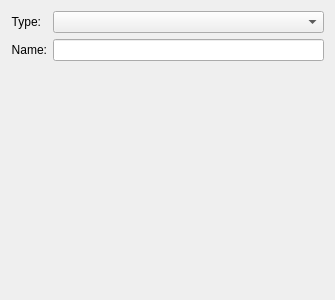
First picture: the form in libs/plasmagenericshell/ActivityConfiguration.ui, repository mgottschlag/kwin-tiling, before the edit.
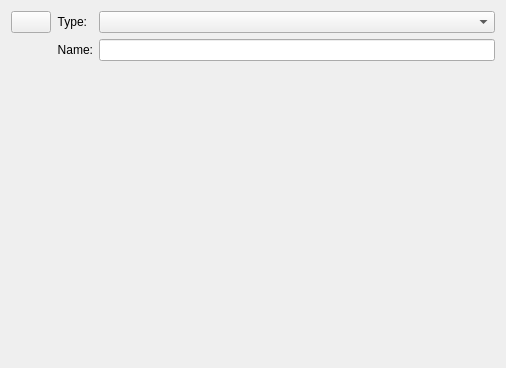
Second picture: the form after the edit. Custom widgets are drawn as their Qt base class.

Commit message: Icon setting and changing for activities - UI

Patch:
```diff
--- a/libs/plasmagenericshell/ActivityConfiguration.ui
+++ b/libs/plasmagenericshell/ActivityConfiguration.ui
@@ -6,10 +6,45 @@
    <rect>
     <x>0</x>
     <y>0</y>
-    <width>335</width>
-    <height>300</height>
+    <width>506</width>
+    <height>368</height>
    </rect>
   </property>
+  <layout class="QHBoxLayout" name="horizontalLayout">
+   <item>
+    <layout class="QVBoxLayout" name="verticalLayout">
+     <item>
+      <widget class="KIconButton" name="m_activityIcon">
+       <property name="maximumSize">
+        <size>
+         <width>72</width>
+         <height>72</height>
+        </size>
+       </property>
+       <property name="icon">
+        <string/>
+       </property>
+       <property name="iconSize">
+        <number>64</number>
+       </property>
+      </widget>
+     </item>
+     <item>
+      <spacer name="verticalSpacer">
+       <property name="orientation">
+        <enum>Qt::Vertical</enum>
+       </property>
+       <property name="sizeHint" stdset="0">
+        <size>
+         <width>20</width>
+         <height>40</height>
+        </size>
+       </property>
+      </spacer>
+     </item>
+    </layout>
+   </item>
+   <item>
   <layout class="QFormLayout" name="formLayout">
    <item row="0" column="0">
     <widget class="QLabel" name="label_4">
@@ -51,7 +86,16 @@
     <widget class="QLineEdit" name="m_activityName"/>
    </item>
   </layout>
+   </item>
+  </layout>
  </widget>
+ <customwidgets>
+  <customwidget>
+   <class>KIconButton</class>
+   <extends>QPushButton</extends>
+   <header>kicondialog.h</header>
+  </customwidget>
+ </customwidgets>
  <resources/>
  <connections/>
 </ui>
```
Lines whose indentation alone changed are shown as unchanged. The commit also changes 1 other file.
